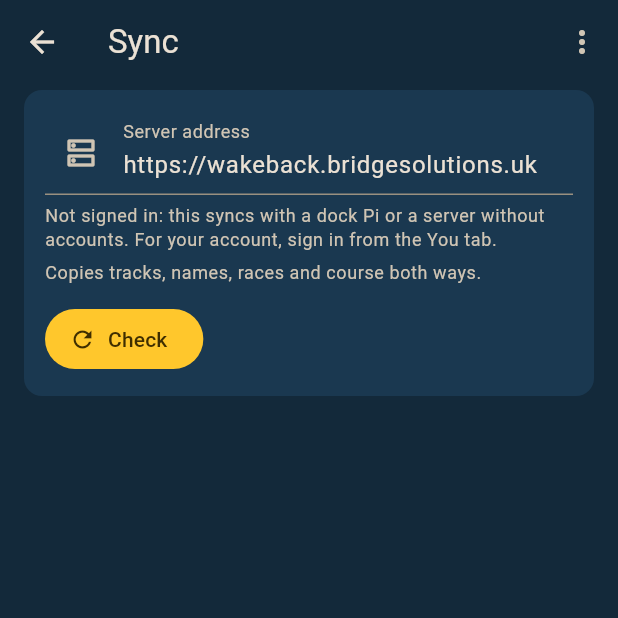
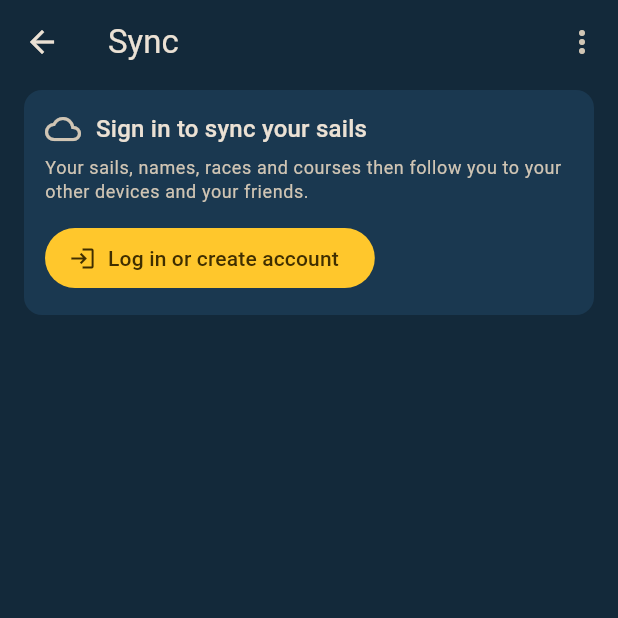
Before and after one commit to Jb65uk/wakeback, a Flutter app: the SyncScreen screen opened directly, on a phone screen of 412 x 824 dp, the top half of it. Run offline on Flutter 3.47's test engine with Material 3 defaults, Android fonts, the phone set to English and light mode, and no system bars; our stand-ins replace file_picker, geolocator, open_filex, package_info_plus, share_plus, shared_preferences and 1 more; missing offline and left inert: webview_flutter_android; accounts and stored records are empty; statements that could not run were skipped.

Commit message:
App: You tab, puck setup and Sync made plainer
- You → Advanced: the fleet counter, port line and phone-address rows are gone; the hotspot is
  read-only ("set by Set up a puck"); one server editor; a status line only when the dock's port
  couldn't be opened ("Another app is using the dock's port. Restart WakeBack.")
- Rows on the Dock page come from the pucks set up on this phone (the highest number)
- Set up a puck: a key issued for this number is reused on Try again rather than issued again;
  renumbering a puck revokes the old number's key; the finish screen shows the hotspot name and
  password with Copy buttons and points at You → Pucks → See them check in; a Log in button when
  signed out; mounted checks after every await
- Your pucks: says plainly when uploads land; a puck set up for an old hotspot name says so;
  forgetting a keyed puck while signed out explains the key stays live
- Sync page: signed out, a "Sign in to sync your sails" line and a Log in button instead of a
  server field; a manual sync updates the cloud on the Sails tab and reloads it; a sign-in the
  server no longer knows signs out here and from auto-sync ("Signed out: log in again");
  "Open WakeBack online"
- Name and hotspot fields no longer rebuild the whole app on every keystroke
- Demo mode can't be switched while a recording is on; welcome text says the demo is kept apart
  from your own sails; approval polling stops after half an hour
- Offline maps reload their venue list when the app's data changes

Co-Authored-By: Claude Fable 5.1 <noreply@anthropic.com>
Claude-Session: https://claude.ai/code/session_01PdgP47DgWRcbej3BJEx3xS

```diff
--- a/app/lib/screens/offline_maps.dart
+++ b/app/lib/screens/offline_maps.dart
@@ -22,6 +22,13 @@ class _OfflineMapsCardState extends State<OfflineMapsCard> {
   void initState() {
     super.initState();
     _load();
+    app.addListener(_load); // a sync or a new sail may have brought a venue
+  }
+
+  @override
+  void dispose() {
+    app.removeListener(_load);
+    super.dispose();
   }
 
   static double _radius(Map<String, dynamic> v) => ((v['radius_m'] as num?)?.toDouble() ?? 1500.0).clamp(1500.0, 4000.0).toDouble();
--- a/app/lib/screens/sync_screen.dart
+++ b/app/lib/screens/sync_screen.dart
@@ -6,8 +6,9 @@ import 'package:share_plus/share_plus.dart';
 import '../app_state.dart';
 import '../sync/server_sync.dart';
 import '../widgets/common.dart';
-import 'sessions_screen.dart' show niceDate;
+import '../widgets/format.dart';
 import 'web_page.dart';
+import 'welcome_screen.dart';
 
 class SyncScreen extends StatefulWidget {
   const SyncScreen({super.key});
@@ -16,7 +17,6 @@ class SyncScreen extends StatefulWidget {
 }
 
 class _SyncScreenState extends State<SyncScreen> {
-  late final TextEditingController _url = TextEditingController(text: app.serverUrl);
   List<DayCompare>? _days;
   String? _error, _errorDetail;
   bool _checking = false;
@@ -30,13 +30,7 @@ class _SyncScreenState extends State<SyncScreen> {
     if (app.signedIn && !app.demoMode) WidgetsBinding.instance.addPostFrameCallback((_) => _check());
   }
 
-  @override
-  void dispose() {
-    _url.dispose();
-    super.dispose();
-  }
-
-  ServerSync? get _sync => app.serverUrl.isEmpty || app.demoMode ? null : ServerSync(app.serverUrl, app.store, token: app.token);
+  ServerSync? get _sync => app.signedIn && !app.demoMode ? ServerSync(app.serverUrl, app.store, token: app.token) : null;
 
   /// "Sat 3 Oct 2026 · Southport SC" rather than the folder name.
   String _label(DayCompare c) {
@@ -44,23 +38,19 @@ class _SyncScreenState extends State<SyncScreen> {
     return c.venueName.isEmpty ? niceDate(c.date) : '${niceDate(c.date)} · ${c.venueName}';
   }
 
-  Future<void> _lostSession(Object e) async {
-    if (e is SyncException && e.signedOut && app.signedIn) {
-      await app.signOut(tellServer: false);
-      if (mounted) toast(context, 'Your sign-in has expired. Log in again from the You tab.', error: true);
-    }
+  /// The cloud on the Sails tab follows what happened here; a sign-in the server no longer knows ends here too.
+  Future<void> _failed(Object e) async {
+    final wasIn = app.signedIn;
+    await app.syncFailed(e);
+    if (wasIn && !app.signedIn && mounted) toast(context, 'Your sign-in has expired. Log in again from the You tab.', error: true);
   }
 
   void _showError(Object e) {
     _error = e is SyncException ? e.message : 'Something went wrong while syncing.';
-    _errorDetail = e is SyncException ? e.detail : '$e';
+    _errorDetail = e is SyncException ? e.detail : friendly(e);
   }
 
   Future<void> _check() async {
-    if (!app.signedIn) {
-      app.serverUrl = _url.text;
-      _url.text = app.serverUrl;
-    }
     final s = _sync;
     if (s == null) return;
     setState(() {
@@ -72,7 +62,7 @@ class _SyncScreenState extends State<SyncScreen> {
       if (mounted) setState(() => _days = d);
     } catch (e) {
       if (mounted) setState(() => _showError(e));
-      await _lostSession(e);
+      await _failed(e);
     }
     if (mounted) setState(() => _checking = false);
   }
@@ -94,6 +84,9 @@ class _SyncScreenState extends State<SyncScreen> {
         ...r.changed,
       ];
       if (mounted) setState(() => _done[c.day] = parts.isEmpty ? 'Up to date' : parts.join(' · '));
+      if (r.conflicts.isNotEmpty) r.conflictDays.add(c.day);
+      app.syncWent(r); // the cloud on the Sails tab
+      if (r.up + r.down > 0) app.tracksChanged(); // the Sails tab reloads
       if (r.conflicts.isNotEmpty && mounted) {
         setState(() => _busy.remove(c.day));
         await _resolve(c, r.conflicts);
@@ -106,7 +99,7 @@ class _SyncScreenState extends State<SyncScreen> {
           _showError(e);
         });
       }
-      await _lostSession(e);
+      await _failed(e);
     }
     if (mounted) setState(() => _busy.remove(c.day));
     await _refreshQuietly();
@@ -172,16 +165,20 @@ class _SyncScreenState extends State<SyncScreen> {
     return ListenableBuilder(listenable: app, builder: (context, _) => _build(context));
   }
 
+  Future<void> _logIn() async {
+    final ok = await Navigator.push<bool>(context, MaterialPageRoute(builder: (_) => const WelcomeScreen(fromSetup: true)));
+    if (ok == true && mounted) await _check();
+  }
+
   Widget _build(BuildContext context) {
     final t = Theme.of(context);
-    final hasServer = app.serverUrl.isNotEmpty;
     final days = _days;
     final allDone = days != null && days.every((c) => c.tracksInSync);
     return Scaffold(
       appBar: AppBar(
         title: const Text('Sync'),
         actions: [
-          if (hasServer && !app.demoMode)
+          if (!app.demoMode)
             PopupMenuButton<String>(
               onSelected: (v) {
                 if (v == 'open') Navigator.push(context, MaterialPageRoute<void>(builder: (_) => ServerViewerPage(url: app.serverUrl)));
@@ -189,7 +186,7 @@ class _SyncScreenState extends State<SyncScreen> {
               },
               itemBuilder: (_) => const [
                 PopupMenuItem(value: 'invite', child: ListTile(leading: Icon(Icons.person_add_alt), title: Text('Invite a mate'), contentPadding: EdgeInsets.zero)),
-                PopupMenuItem(value: 'open', child: ListTile(leading: Icon(Icons.open_in_browser), title: Text('Open the server in a browser'), contentPadding: EdgeInsets.zero)),
+                PopupMenuItem(value: 'open', child: ListTile(leading: Icon(Icons.public), title: Text('Open WakeBack online'), contentPadding: EdgeInsets.zero)),
               ],
             ),
         ],
@@ -228,33 +225,29 @@ class _SyncScreenState extends State<SyncScreen> {
                             ),
                           ),
                         ])
-                      else ...[
-                        TextField(
-                          controller: _url,
-                          keyboardType: TextInputType.url,
-                          autocorrect: false,
-                          decoration: const InputDecoration(
-                            labelText: 'Server address',
-                            hintText: 'https://wakeback.bridgesolutions.uk',
-                            prefixIcon: Icon(Icons.dns_outlined),
-                          ),
-                          onSubmitted: (_) => _check(),
-                        ),
-                        const SizedBox(height: 6),
-                        const Hint('Not signed in: this syncs with a dock Pi or a server without accounts. For your account, sign in from the You tab.'),
-                      ],
+                      else
+                        Row(children: [
+                          Icon(Icons.cloud_outlined, color: t.colorScheme.onSurfaceVariant),
+                          const SizedBox(width: 10),
+                          Expanded(child: Text('Sign in to sync your sails', style: t.textTheme.titleMedium)),
+                        ]),
                       const SizedBox(height: 6),
-                      Hint(app.signedIn ? 'Your sails sync on their own. Signed in as ${app.account!.name}.' : 'Copies tracks, names, races and course both ways.'),
+                      Hint(app.signedIn
+                          ? 'Your sails sync on their own. Signed in as ${app.account!.name}.'
+                          : 'Your sails, names, races and courses then follow you to your other devices and your friends.'),
                       const SizedBox(height: 12),
                       Wrap(spacing: 8, runSpacing: 8, children: [
-                        FilledButton.icon(
-                          onPressed: _checking ? null : _check,
-                          icon: _checking
-                              ? const SizedBox(width: 16, height: 16, child: CircularProgressIndicator(strokeWidth: 2))
-                              : const Icon(Icons.refresh),
-                          label: Text(app.signedIn ? 'Check again' : 'Check'),
-                        ),
-                        if (hasServer && (days?.isNotEmpty ?? false))
+                        if (app.signedIn)
+                          FilledButton.icon(
+                            onPressed: _checking ? null : _check,
+                            icon: _checking
+                                ? const SizedBox(width: 16, height: 16, child: CircularProgressIndicator(strokeWidth: 2))
+                                : const Icon(Icons.refresh),
+                            label: const Text('Check again'),
+                          )
+                        else
+                          FilledButton.icon(onPressed: _logIn, icon: const Icon(Icons.login), label: const Text('Log in or create account')),
+                        if (app.signedIn && (days?.isNotEmpty ?? false))
                           FilledButton.tonalIcon(onPressed: _busy.isNotEmpty ? null : _syncAll, icon: const Icon(Icons.sync), label: const Text('Sync all')),
                       ]),
                     ]),
```
Also changed, not shown: app/lib/app_state.dart (+41 -36 lines), app/lib/screens/puck_setup_screen.dart (+73 -20 lines), app/lib/screens/pucks_card.dart (+12 -9 lines), app/lib/screens/setup_screen.dart (+24 -72 lines), app/lib/screens/welcome_screen.dart (+19 -10 lines).
